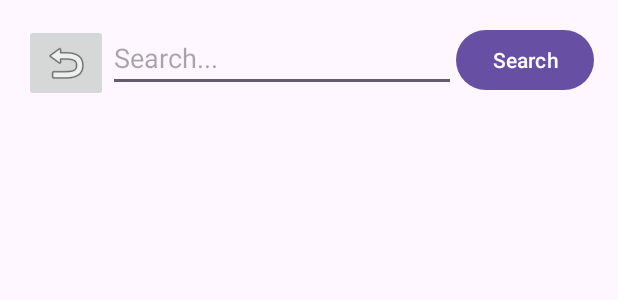
After one commit to Cha-Minho/MadCamp-Week2, an Android app: the layout post_search.xml on its own in the app's theme, with its tools: preview values and no code run, on a phone screen of 412 x 824 dp. The commit adds this screen. Shown: the top 300 px of the screen. Run offline under Robolectric (Android 15) with nearby library versions, the phone set to English and light mode, and no system bars.

Commit message:
검색 완료

```diff
--- a/app/src/main/AndroidManifest.xml
+++ b/app/src/main/AndroidManifest.xml
@@ -43,6 +43,9 @@
             android:name=".MainActivity"
             android:exported="false" />
         <activity
+            android:name=".SearchActivity"
+            android:exported="false"/>
+        <activity
             android:name=".LoginActivity"
             android:exported="true">
             <intent-filter>
--- /dev/null
+++ b/app/src/main/res/layout/post_search.xml
@@ -0,0 +1,40 @@
+<?xml version="1.0" encoding="utf-8"?>
+<RelativeLayout xmlns:android="http://schemas.android.com/apk/res/android"
+    xmlns:app="http://schemas.android.com/apk/res-auto"
+    android:layout_width="match_parent"
+    android:layout_height="match_parent">
+
+    <LinearLayout
+        android:id="@+id/search_bar"
+        android:layout_width="match_parent"
+        android:layout_height="wrap_content"
+        android:orientation="horizontal"
+        android:padding="16dp">
+
+        <ImageButton
+            android:id="@+id/back_button"
+            android:layout_width="wrap_content"
+            android:layout_height="wrap_content"
+            android:src="@android:drawable/ic_menu_revert" />
+
+        <EditText
+            android:id="@+id/search_text"
+            android:layout_width="0dp"
+            android:layout_height="wrap_content"
+            android:layout_weight="1"
+            android:hint="Search..." />
+
+        <Button
+            android:id="@+id/search_button"
+            android:layout_width="wrap_content"
+            android:layout_height="wrap_content"
+            android:text="Search" />
+    </LinearLayout>
+
+    <androidx.recyclerview.widget.RecyclerView
+        android:id="@+id/search_results_recycler_view"
+        android:layout_width="match_parent"
+        android:layout_height="match_parent"
+        android:layout_below="@id/search_bar" />
+
+</RelativeLayout>
```
Also changed, not shown: app/src/main/java/com/example/login/Frag1.java (+11 -2 lines), app/src/main/java/com/example/login/SearchActivity.java (added, +142 -0 lines), app/src/main/res/layout/fragment_frag1.xml (+21 -2 lines).
